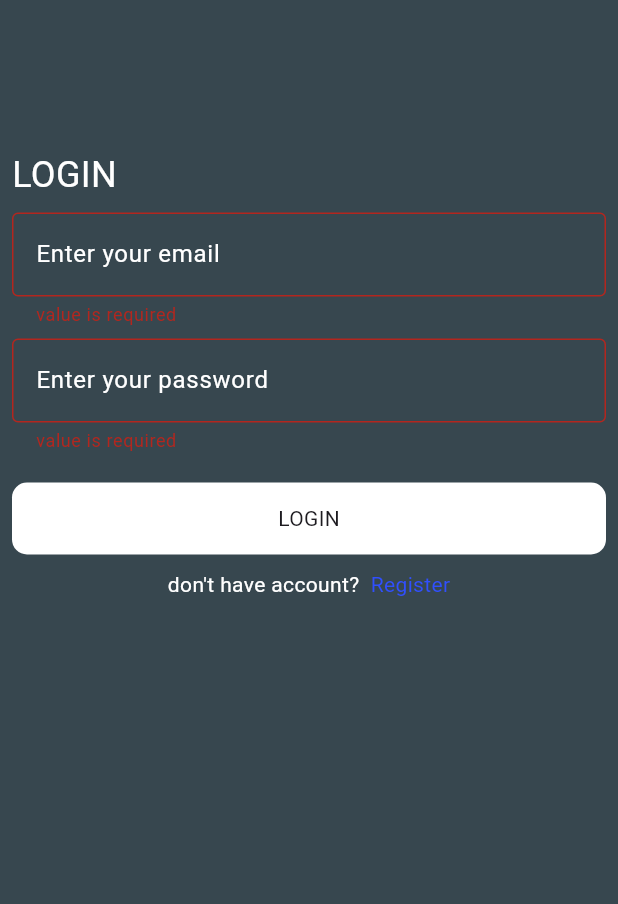
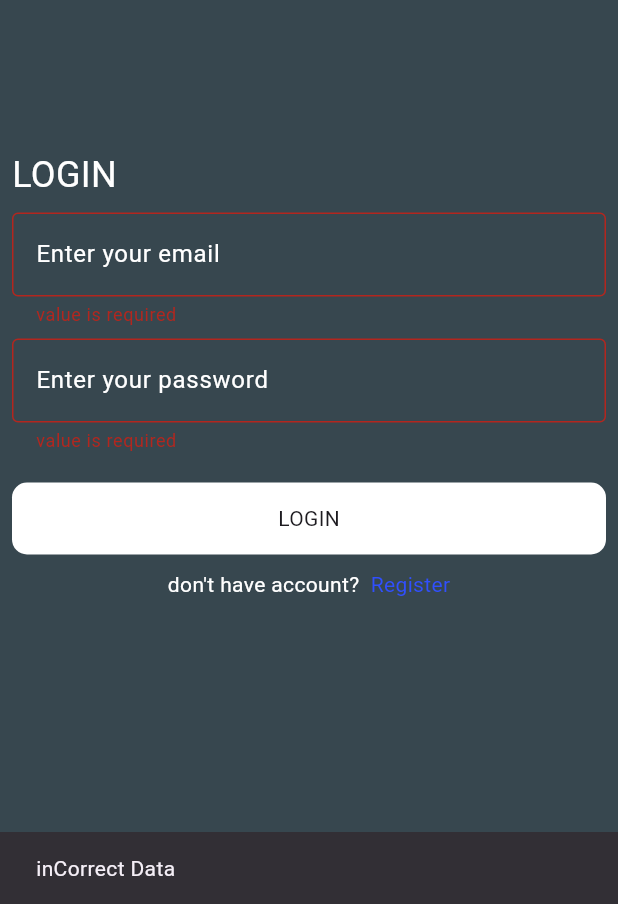
Before and after one commit to Kaream66/chat_app, a Flutter app: the screen it shows after launch, after a tap on "LOGIN", on a phone screen of 412 x 824 dp, the part 332-1236 px from its top. Run offline on Flutter 3.47's test engine with Material 3 defaults, Android fonts, the phone set to English and light mode, and no system bars; drawn by our look-alikes of modal_progress_hud_nsn; our stand-ins replace bloc, cloud_firestore, firebase_auth, firebase_core, flutter_bloc; accounts and stored records are empty.

Commit message:
delete login cubit and register cubit and create auth cubit

```diff
--- a/lib/main.dart
+++ b/lib/main.dart
@@ -1,8 +1,8 @@
 import 'package:chats_app/firebase_options.dart';
 import 'package:chats_app/pages/chat_page.dart';
+import 'package:chats_app/pages/cubits/auth_cubit/cubit/auth_cubit.dart';
 import 'package:chats_app/pages/cubits/chat_cubit/cubit/chat_cubit.dart';
-import 'package:chats_app/pages/cubits/login_cubit/login_cubit.dart';
-import 'package:chats_app/pages/cubits/register_cubit/cubit/register_cubit.dart';
+
 import 'package:chats_app/pages/login_page.dart';
 import 'package:chats_app/pages/register_page.dart';
 import 'package:firebase_core/firebase_core.dart';
@@ -25,12 +25,7 @@ class ChatApp extends StatelessWidget {
   Widget build(BuildContext context) {
     return MultiBlocProvider(
       providers: [
-        BlocProvider(
-          create: (context) => LoginCubit(),
-        ),
-        BlocProvider(
-          create: (context) => RegisterCubit(),
-        ),
+        BlocProvider(create: (context) => AuthCubit()),
         BlocProvider(create: (context) => ChatCubit()),
       ],
       child: MaterialApp(
--- a/lib/pages/cubits/register_cubit/cubit/register_cubit.dart
+++ b/lib/pages/cubits/auth_cubit/cubit/auth_cubit.dart
@@ -1,13 +1,28 @@
-// ignore_for_file: unused_local_variable
-
 import 'package:bloc/bloc.dart';
 import 'package:firebase_auth/firebase_auth.dart';
 import 'package:meta/meta.dart';
 
-part 'register_state.dart';
+part 'auth_state.dart';
 
-class RegisterCubit extends Cubit<RegisterState> {
-  RegisterCubit() : super(RegisterInitial());
+class AuthCubit extends Cubit<AuthState> {
+  AuthCubit() : super(AuthInitial());
+
+  Future<void> LoginUser({required String email, required String password}) async {
+    emit(LoginLoading());
+    try {
+      UserCredential user = await FirebaseAuth.instance
+          .signInWithEmailAndPassword(email: email, password: password);
+      emit(LoginSuccess());
+    } on FirebaseAuthException catch (e) {
+      if (e.code == 'user-not-found') {
+        emit(LoginFailure(errMessage: 'No user found .'));
+      } else if (e.code == 'wrong-password') {
+        emit(LoginFailure(errMessage: 'Wrong password .'));
+      }
+    } catch (e) {
+      emit(LoginFailure(errMessage: 'Something went wrong.'));
+    }
+  }
 
   Future<void> registerUser(
       {required String email, required String password}) async {
--- /dev/null
+++ b/lib/pages/cubits/auth_cubit/cubit/auth_state.dart
@@ -0,0 +1,26 @@
+part of 'auth_cubit.dart';
+
+@immutable
+sealed class AuthState {}
+
+final class AuthInitial extends AuthState {}
+
+final class RegisterLoading extends AuthState {}
+
+final class RegisterSuccess extends AuthState {}
+
+// ignore: must_be_immutable
+final class RegisterFailure extends AuthState {
+  String errMessage;
+  RegisterFailure({required this.errMessage});
+}
+
+final class LoginSuccess extends AuthState {}
+
+final class LoginLoading extends AuthState {}
+
+// ignore: must_be_immutable
+final class LoginFailure extends AuthState {
+  String errMessage;
+  LoginFailure({required this.errMessage});
+}
--- a/lib/pages/cubits/login_cubit/login_cubit.dart
+++ /dev/null
@@ -1,28 +0,0 @@
-// ignore_for_file: unused_local_variable
-
-import 'package:bloc/bloc.dart';
-import 'package:firebase_auth/firebase_auth.dart';
-import 'package:meta/meta.dart';
-
-part 'login_state.dart';
-
-class LoginCubit extends Cubit<LoginState> {
-  LoginCubit() : super(LoginInitial());
-
-  Future<void> signIn({required String email, required String password}) async {
-    emit(LoginLoading());
-    try {
-      UserCredential user = await FirebaseAuth.instance
-          .signInWithEmailAndPassword(email: email, password: password);
-      emit(LoginSuccess());
-    } on FirebaseAuthException catch (e) {
-      if (e.code == 'user-not-found') {
-        emit(LoginFailure(errMessage: 'No user found .'));
-      } else if (e.code == 'wrong-password') {
-        emit(LoginFailure(errMessage: 'Wrong password .'));
-      }
-    } catch (e) {
-      emit(LoginFailure(errMessage: 'Something went wrong.'));
-    }
-  }
-}
--- a/lib/pages/cubits/login_cubit/login_state.dart
+++ /dev/null
@@ -1,16 +0,0 @@
-part of 'login_cubit.dart';
-
-@immutable
-sealed class LoginState {}
-
-final class LoginInitial extends LoginState {}
-
-final class LoginSuccess extends LoginState {}
-
-final class LoginLoading extends LoginState {}
-
-// ignore: must_be_immutable
-final class LoginFailure extends LoginState {
-  String errMessage;
-  LoginFailure({required this.errMessage});
-}
--- a/lib/pages/cubits/register_cubit/cubit/register_state.dart
+++ /dev/null
@@ -1,16 +0,0 @@
-part of 'register_cubit.dart';
-
-@immutable
-sealed class RegisterState {}
-
-final class RegisterInitial extends RegisterState {}
-
-final class RegisterLoading extends RegisterState {}
-
-final class RegisterSuccess extends RegisterState {}
-
-// ignore: must_be_immutable
-final class RegisterFailure extends RegisterState {
-  String errMessage;
-  RegisterFailure({required this.errMessage});
-}
--- a/lib/pages/login_page.dart
+++ b/lib/pages/login_page.dart
@@ -1,8 +1,8 @@
 import 'package:chats_app/constants.dart';
 import 'package:chats_app/helper/show_snackBar.dart';
 import 'package:chats_app/pages/chat_page.dart';
+import 'package:chats_app/pages/cubits/auth_cubit/cubit/auth_cubit.dart';
 import 'package:chats_app/pages/cubits/chat_cubit/cubit/chat_cubit.dart';
-import 'package:chats_app/pages/cubits/login_cubit/login_cubit.dart';
 import 'package:chats_app/pages/register_page.dart';
 import 'package:chats_app/widgets/custom_button.dart';
 import 'package:chats_app/widgets/custom_text_field.dart';
@@ -23,7 +23,7 @@ class LoginPage extends StatelessWidget {
 
   @override
   Widget build(BuildContext context) {
-    return BlocListener<LoginCubit, LoginState>(
+    return BlocListener<AuthCubit, AuthState>(
       listener: (context, state) {
         if (state is LoginLoading) {
           isLoading = true;
@@ -36,7 +36,7 @@ class LoginPage extends StatelessWidget {
           isLoading = false;
         }
       },
-      child:  ModalProgressHUD(
+      child: ModalProgressHUD(
         inAsyncCall: isLoading,
         child: Scaffold(
           backgroundColor: kPrimaryColor,
@@ -101,8 +101,12 @@ class LoginPage extends StatelessWidget {
                   CustomButton(
                     onTap: () async {
                       if (formKey.currentState!.validate()) {
+                        BlocProvider.of<AuthCubit>(context)
+                            .LoginUser(email: email!, password: password!);
                         Navigator.pushNamed(context, ChatPage.id);
-                      } else {}
+                      } else {
+                        showSnackBar(context, 'inCorrect Data');
+                      }
                     },
                     text: 'LOGIN',
                   ),
@@ -141,8 +145,7 @@ class LoginPage extends StatelessWidget {
     );
   }
 
-  Future<void> signIn() async {
-  }
+  Future<void> signIn() async {}
 }
 //  try {
 //       await signIn();
```
Also changed, not shown: lib/pages/chat_page.dart (+9 -5 lines), lib/pages/register_page.dart (+5 -3 lines).
